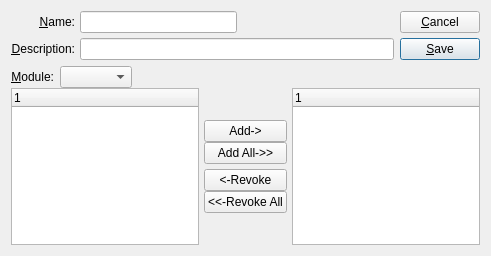
First picture: the form in guiclient/group.ui, repository Pegasus-RPG/xtuple-client, before the edit.
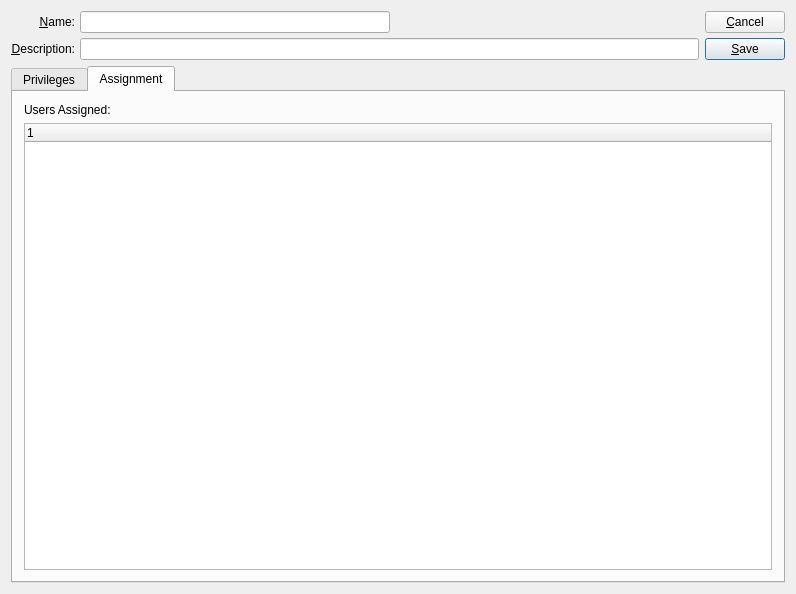
Second picture: the form after the edit. The open tabs and pages were chosen to show the change. Custom widgets are drawn as their Qt base class.

Commit message: Various User and Role enhancements including audit display/reports (ported from customer scripts)

What changed in the file:
```diff
--- a/guiclient/group.ui
+++ b/guiclient/group.ui
@@ -8,13 +8,13 @@
 is available at www.xtuple.com/CPAL.  By using this software, you agree
 to be bound by its terms.</comment>
  <class>group</class>
- <widget class="QDialog" name="group" >
-  <property name="geometry" >
+ <widget class="QDialog" name="group">
+  <property name="geometry">
    <rect>
     <x>0</x>
     <y>0</y>
-    <width>491</width>
-    <height>256</height>
+    <width>796</width>
+    <height>594</height>
    </rect>
   </property>
   <property name="windowTitle" >
@@ -31,15 +31,6 @@
        <property name="leftMargin" >
         <number>0</number>
        </property>
-       <property name="topMargin" >
-        <number>0</number>
-       </property>
-       <property name="rightMargin" >
-        <number>0</number>
-       </property>
-       <property name="bottomMargin" >
-        <number>0</number>
-       </property>
        <item>
         <layout class="QHBoxLayout" >
          <property name="spacing" >
@@ -48,15 +39,6 @@
          <property name="leftMargin" >
           <number>0</number>
          </property>
-         <property name="topMargin" >
-          <number>0</number>
-         </property>
-         <property name="rightMargin" >
-          <number>0</number>
-         </property>
-         <property name="bottomMargin" >
-          <number>0</number>
-         </property>
          <item>
           <layout class="QVBoxLayout" >
            <property name="spacing" >
@@ -65,15 +47,6 @@
            <property name="leftMargin" >
             <number>0</number>
            </property>
-           <property name="topMargin" >
-            <number>0</number>
-           </property>
-           <property name="rightMargin" >
-            <number>0</number>
-           </property>
-           <property name="bottomMargin" >
-            <number>0</number>
-           </property>
            <item>
             <widget class="QLabel" name="_nameLit" >
              <property name="text" >
@@ -110,15 +83,6 @@
            <property name="leftMargin" >
             <number>0</number>
            </property>
-           <property name="topMargin" >
-            <number>0</number>
-           </property>
-           <property name="rightMargin" >
-            <number>0</number>
-           </property>
-           <property name="bottomMargin" >
-            <number>0</number>
-           </property>
            <item>
             <layout class="QHBoxLayout" >
              <property name="spacing" >
@@ -127,15 +91,6 @@
              <property name="leftMargin" >
               <number>0</number>
              </property>
-             <property name="topMargin" >
-              <number>0</number>
-             </property>
-             <property name="rightMargin" >
-              <number>0</number>
-             </property>
-             <property name="bottomMargin" >
-              <number>0</number>
-             </property>
              <item>
               <widget class="XLineEdit" name="_name" />
              </item>
@@ -164,22 +119,6 @@
          </item>
         </layout>
        </item>
-       <item>
-        <spacer>
-         <property name="orientation" >
-          <enum>Qt::Vertical</enum>
-         </property>
-         <property name="sizeType" >
-          <enum>QSizePolicy::Expanding</enum>
-         </property>
-         <property name="sizeHint" >
-          <size>
-           <width>347</width>
-           <height>0</height>
-          </size>
-         </property>
-        </spacer>
-       </item>
       </layout>
      </item>
      <item>
@@ -190,30 +129,12 @@
        <property name="leftMargin" >
         <number>0</number>
        </property>
-       <property name="topMargin" >
-        <number>0</number>
-       </property>
-       <property name="rightMargin" >
-        <number>0</number>
-       </property>
-       <property name="bottomMargin" >
-        <number>0</number>
-       </property>
        <item>
         <layout class="QVBoxLayout" >
          <property name="spacing" >
           <number>5</number>
          </property>
-         <property name="leftMargin" >
-          <number>0</number>
-         </property>
-         <property name="topMargin" >
-          <number>0</number>
-         </property>
-         <property name="rightMargin" >
-          <number>0</number>
-         </property>
-         <property name="bottomMargin" >
+         <property name="margin">
           <number>0</number>
          </property>
          <item>
@@ -235,30 +156,24 @@
          </item>
         </layout>
        </item>
-       <item>
-        <spacer>
-         <property name="orientation" >
-          <enum>Qt::Vertical</enum>
-         </property>
-         <property name="sizeType" >
-          <enum>QSizePolicy::Expanding</enum>
-         </property>
-         <property name="sizeHint" >
-          <size>
-           <width>20</width>
-           <height>0</height>
-          </size>
-         </property>
-        </spacer>
-       </item>
       </layout>
      </item>
     </layout>
    </item>
    <item>
-    <widget class="QFrame" name="frame" >
-     <property name="sizePolicy" >
-      <sizepolicy vsizetype="Expanding" hsizetype="Preferred" >
+    <widget class="QTabWidget" name="_tab">
+     <property name="currentIndex">
+      <number>0</number>
+     </property>
+     <widget class="QWidget" name="privilegesTab">
+      <attribute name="title">
+       <string>Privileges</string>
+      </attribute>
+      <layout class="QVBoxLayout" name="verticalLayout">
+       <item>
+        <widget class="QFrame" name="frame">
+         <property name="sizePolicy">
+          <sizepolicy hsizetype="Preferred" vsizetype="Expanding">
        <horstretch>0</horstretch>
        <verstretch>1</verstretch>
       </sizepolicy>
@@ -320,13 +235,13 @@
         </item>
         <item>
          <spacer>
-          <property name="orientation" >
+              <property name="orientation">
            <enum>Qt::Horizontal</enum>
           </property>
           <property name="sizeType" >
            <enum>QSizePolicy::Expanding</enum>
           </property>
-          <property name="sizeHint" >
+              <property name="sizeHint" stdset="0">
            <size>
             <width>20</width>
             <height>20</height>
@@ -375,13 +290,13 @@
           </property>
           <item>
            <spacer>
-            <property name="orientation" >
+                <property name="orientation">
              <enum>Qt::Vertical</enum>
             </property>
-            <property name="sizeType" >
+                <property name="sizeType">
              <enum>QSizePolicy::Expanding</enum>
             </property>
-            <property name="sizeHint" >
+                <property name="sizeHint" stdset="0">
              <size>
               <width>20</width>
               <height>20</height>
@@ -457,13 +372,13 @@
           </item>
           <item>
            <spacer>
-            <property name="orientation" >
+                <property name="orientation">
              <enum>Qt::Vertical</enum>
             </property>
-            <property name="sizeType" >
+                <property name="sizeType">
              <enum>QSizePolicy::Expanding</enum>
             </property>
-            <property name="sizeHint" >
+                <property name="sizeHint" stdset="0">
              <size>
               <width>20</width>
               <height>20</height>
@@ -483,13 +398,39 @@
    </item>
   </layout>
  </widget>
- <layoutdefault spacing="6" margin="11" />
+     <widget class="QWidget" name="assignmentTab">
+      <attribute name="title">
+       <string>Assignment</string>
+      </attribute>
+      <layout class="QVBoxLayout" name="verticalLayout_2">
+       <item>
+        <widget class="XLabel" name="_usersLit">
+         <property name="text">
+          <string>Users Assigned:</string>
+         </property>
+        </widget>
+       </item>
+       <item>
+        <widget class="XTreeWidget" name="_assigned"/>
+       </item>
+      </layout>
+     </widget>
+    </widget>
+   </item>
+  </layout>
+ </widget>
+ <layoutdefault spacing="6" margin="11"/>
  <customwidgets>
   <customwidget>
    <class>XComboBox</class>
    <extends>QComboBox</extends>
    <header>xcombobox.h</header>
   </customwidget>
+  <customwidget>
+   <class>XLabel</class>
+   <extends>QLabel</extends>
+   <header>xlabel.h</header>
+  </customwidget>
   <customwidget>
    <class>XLineEdit</class>
    <extends>QLineEdit</extends>
```
Left out of the diff: 220 changed lines with no effect on the pictures. Lines whose indentation alone changed are shown as unchanged. The commit also changes 9 other files.
